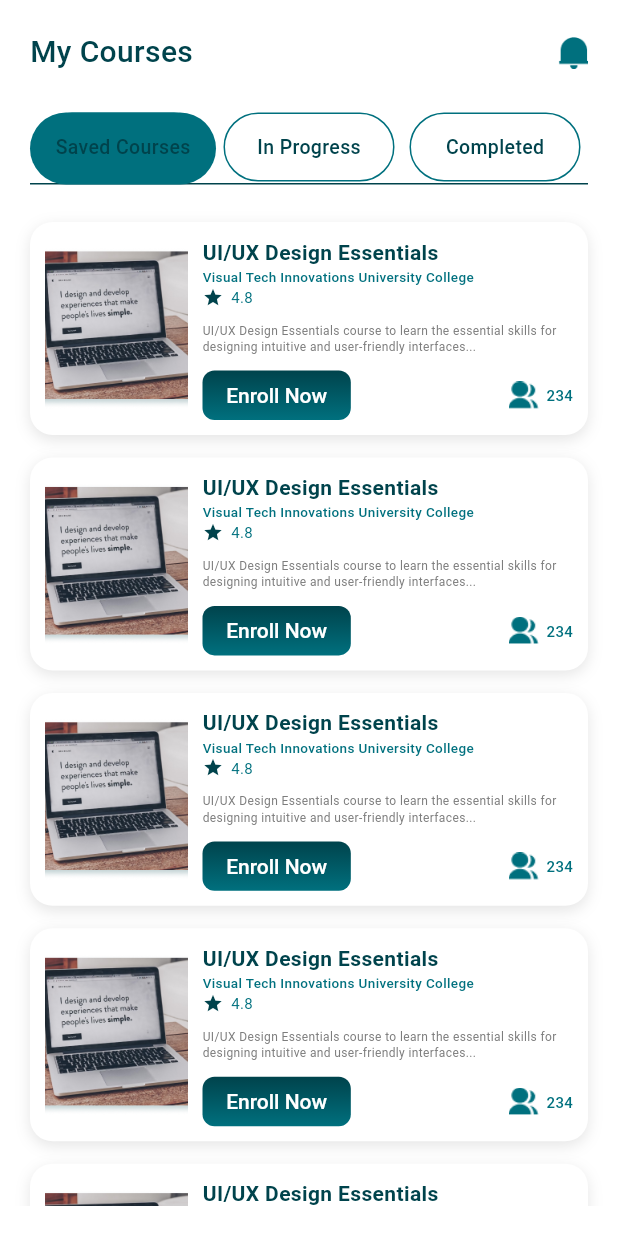
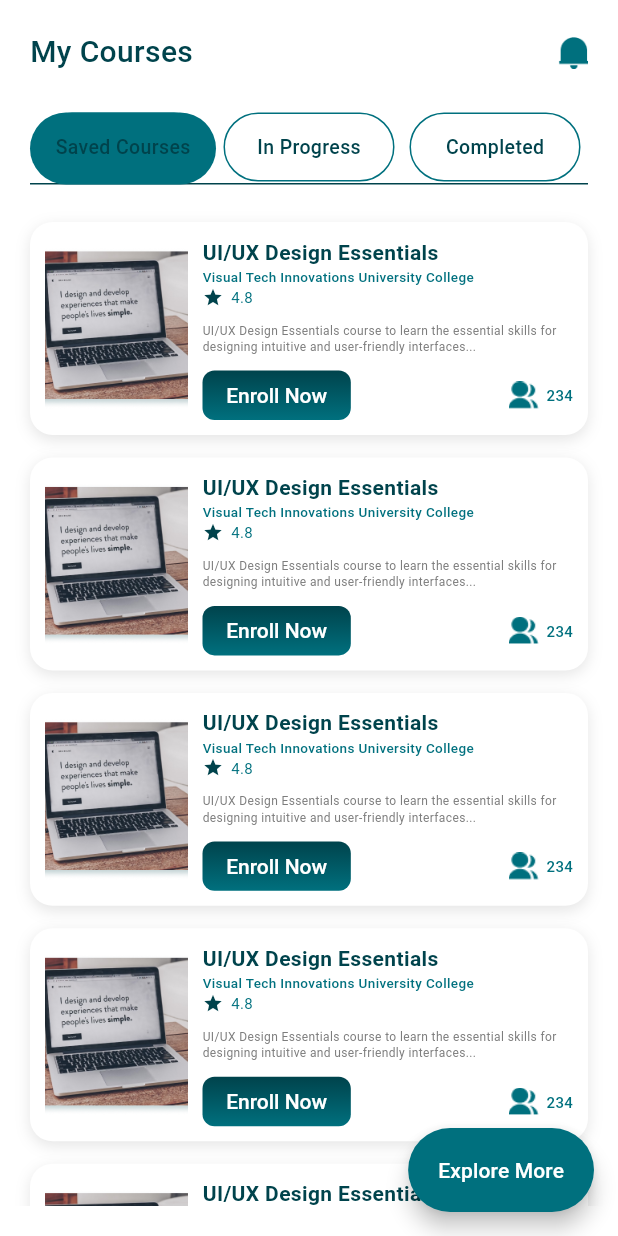
Before and after one commit to swagatapal/E_Learning, a Flutter app: the MyCourseTab screen opened directly, on a phone screen of 412 x 824 dp. Run offline on Flutter 3.47's test engine with Material 3 defaults, Android fonts, the phone set to English and light mode, and no system bars; drawn by our look-alikes of flutter_bounce; our stand-ins replace persistent_bottom_nav_bar, smooth_page_indicator.

Commit message:
my course tab pages

```diff
--- a/lib/Screens/MyCourse/View/my_course_tab.dart
+++ b/lib/Screens/MyCourse/View/my_course_tab.dart
@@ -1,3 +1,4 @@
+import 'package:e_learning/Core/Utils/Helper/app_colors.dart';
 import 'package:e_learning/Screens/MyCourse/Widgets/completed_page.dart';
 import 'package:e_learning/Screens/MyCourse/Widgets/in_progress.dart';
 import 'package:e_learning/Screens/MyCourse/Widgets/my_course_heading.dart';
@@ -92,7 +93,27 @@ class _MyCourseTabState extends State<MyCourseTab>
               ],
             ),
           ),
+          floatingActionButton: FloatingActionButton.extended(
+            // backgroundColor: Colors.transparent.withOpacity(0.7),
+            backgroundColor: AppColors.primaryButtonColor,
+            shape:
+            RoundedRectangleBorder(borderRadius: BorderRadius.circular(40.0)),
+            onPressed: (){
+
+            },
+            label: const Text(
+              'Explore More',
+              style: TextStyle(
+                  color: Colors.white,
+                  fontSize: 14,
+                  fontWeight: FontWeight.w500,
+                  fontFamily: "Roboto"
+              ),
+            ),
+
+          ),
         ),
+
       ),
     );
   }
```
